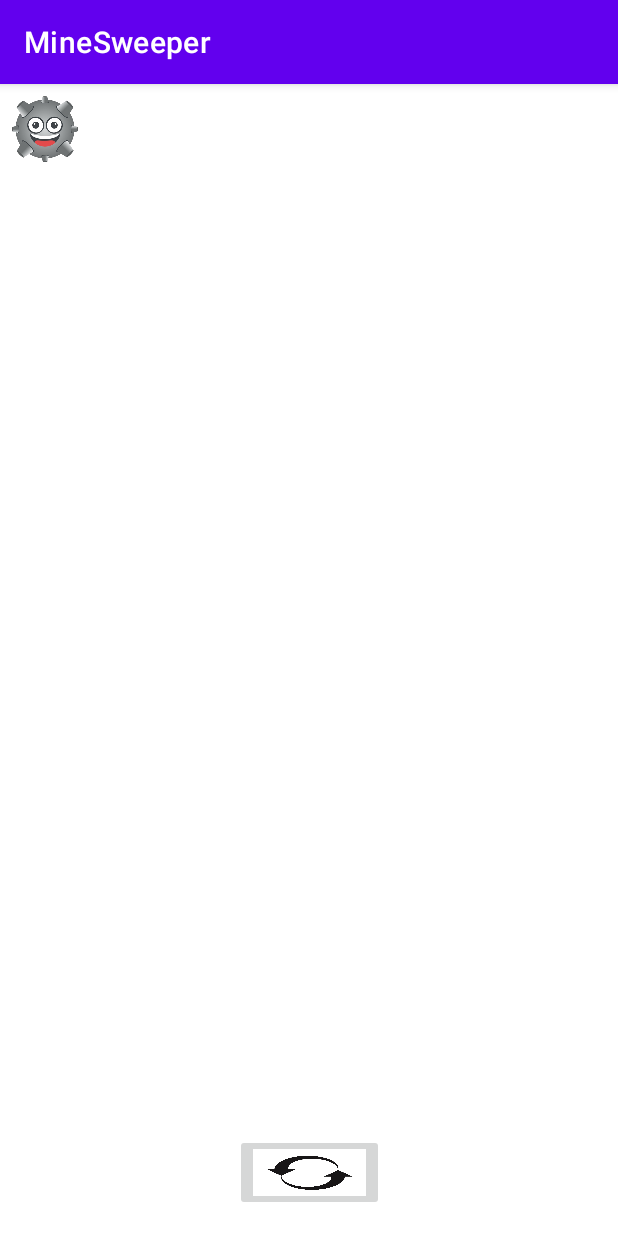
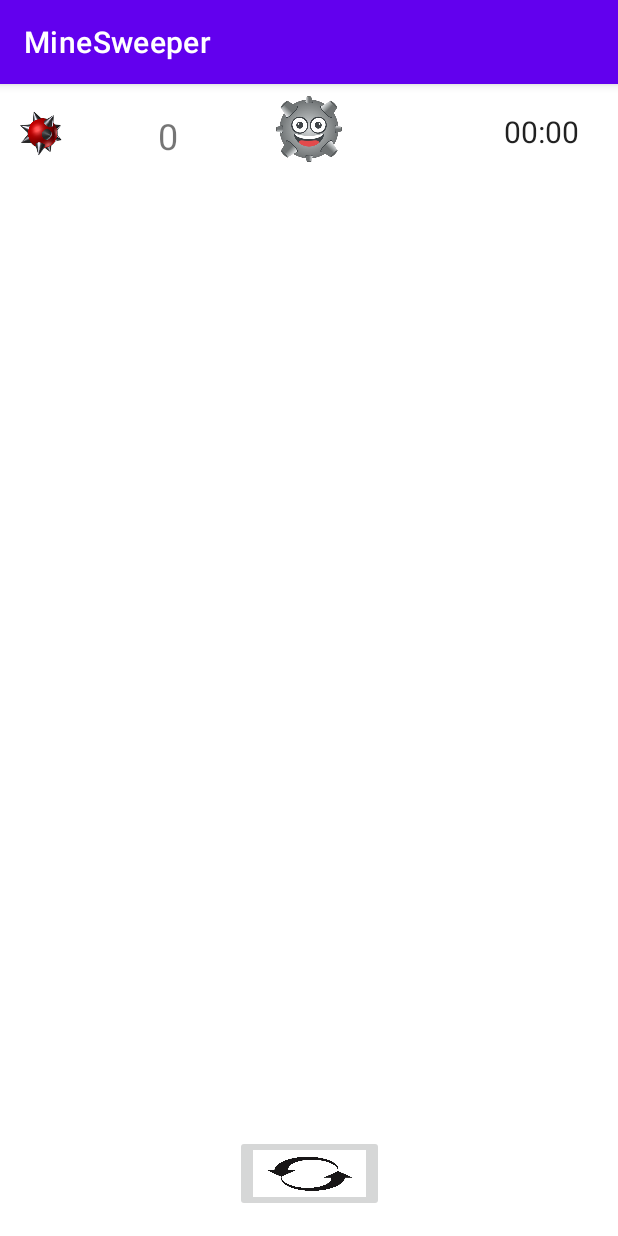
Before and after one commit to Rishabh2804/MineSweeper, an Android app: the GameScreen screen opened directly, with no data from a screen before it, on a phone screen of 412 x 824 dp. Run offline under Robolectric (Android 15) with nearby library versions, the phone set to English and light mode, and no system bars; 3 statements that could not run were skipped.

Commit message:
GameScreen Implemented

```diff
--- a/app/src/main/java/com/example/minesweeper/GameScreen.kt
+++ b/app/src/main/java/com/example/minesweeper/GameScreen.kt
@@ -262,7 +262,7 @@ class GameScreen : AppCompatActivity() {
             val y = Random(System.nanoTime()).nextInt(0, columns)
 
             if (x != i && y != j) {
-                if (!checkSafeNeighbour(x, y)) {
+                if (checkSafeNeighbour(x, y)) {
                     mineField[x][y].isMine = true
                     mineField[x][y].value = -1
                     mine++
--- a/app/src/main/res/layout/activity_game_screen.xml
+++ b/app/src/main/res/layout/activity_game_screen.xml
@@ -11,27 +11,35 @@
         android:layout_width="76dp"
         android:layout_height="29dp"
         android:textSize="20sp"
-        tools:layout_editor_absoluteX="319dp"
-        tools:layout_editor_absoluteY="22dp" />
+        app:layout_constraintBottom_toTopOf="@+id/guideline5"
+        app:layout_constraintEnd_toEndOf="parent"
+        app:layout_constraintTop_toTopOf="parent" />
 
     <TextView
         android:id="@+id/mines"
         android:layout_width="64dp"
         android:layout_height="30dp"
+        android:layout_marginEnd="32dp"
         android:text="000"
         android:textAlignment="center"
         android:textSize="24sp"
-        tools:layout_editor_absoluteX="50dp"
-        tools:layout_editor_absoluteY="22dp" />
+        app:layout_constraintBottom_toTopOf="@+id/guideline5"
+        app:layout_constraintEnd_toStartOf="@+id/flagBombSwitch"
+        app:layout_constraintTop_toTopOf="parent"
+        app:layout_constraintVertical_bias="0.514" />
 
     <ImageView
         android:id="@+id/mineIMG"
         android:layout_width="36dp"
         android:layout_height="30dp"
-        android:layout_marginEnd="4dp"
+        android:layout_marginEnd="9dp"
+        app:layout_constraintBottom_toTopOf="@+id/guideline5"
         app:layout_constraintEnd_toStartOf="@+id/mines"
-        app:srcCompat="@drawable/mine"
-        tools:layout_editor_absoluteY="22dp" />
+        app:layout_constraintHorizontal_bias="0.262"
+        app:layout_constraintStart_toStartOf="parent"
+        app:layout_constraintTop_toTopOf="parent"
+        app:layout_constraintVertical_bias="0.514"
+        app:srcCompat="@drawable/mine" />
 
     <LinearLayout
         android:id="@+id/playingArea"
@@ -66,19 +74,29 @@
         android:layout_marginTop="12dp"
         android:foregroundGravity="center"
         android:scaleType="fitXY"
+        app:layout_constraintBottom_toBottomOf="parent"
         app:layout_constraintEnd_toEndOf="parent"
         app:layout_constraintStart_toStartOf="parent"
         app:layout_constraintTop_toBottomOf="@+id/playingArea"
-        app:srcCompat="@drawable/restart" />
+        app:layout_constraintVertical_bias="0.058"
+        app:srcCompat="@drawable/restart"
+        tools:ignore="SpeakableTextPresentCheck" />
 
     <ImageButton
         android:id="@+id/flagBombSwitch"
         android:layout_width="60dp"
         android:layout_height="60dp"
+        android:layout_marginEnd="100dp"
+        android:layout_marginBottom="5dp"
         android:background="@color/white"
         android:scaleType="fitXY"
+        app:layout_constraintBottom_toTopOf="@+id/playingArea"
+        app:layout_constraintEnd_toStartOf="@+id/timer"
+        app:layout_constraintHorizontal_bias="1.0"
+        app:layout_constraintStart_toStartOf="parent"
+        app:layout_constraintTop_toTopOf="parent"
+        app:layout_constraintVertical_bias="1.0"
         app:srcCompat="@drawable/cutebomb"
-        tools:layout_editor_absoluteX="175dp"
-        tools:layout_editor_absoluteY="5dp" />
+        tools:ignore="SpeakableTextPresentCheck" />
 
 </androidx.constraintlayout.widget.ConstraintLayout>
```
